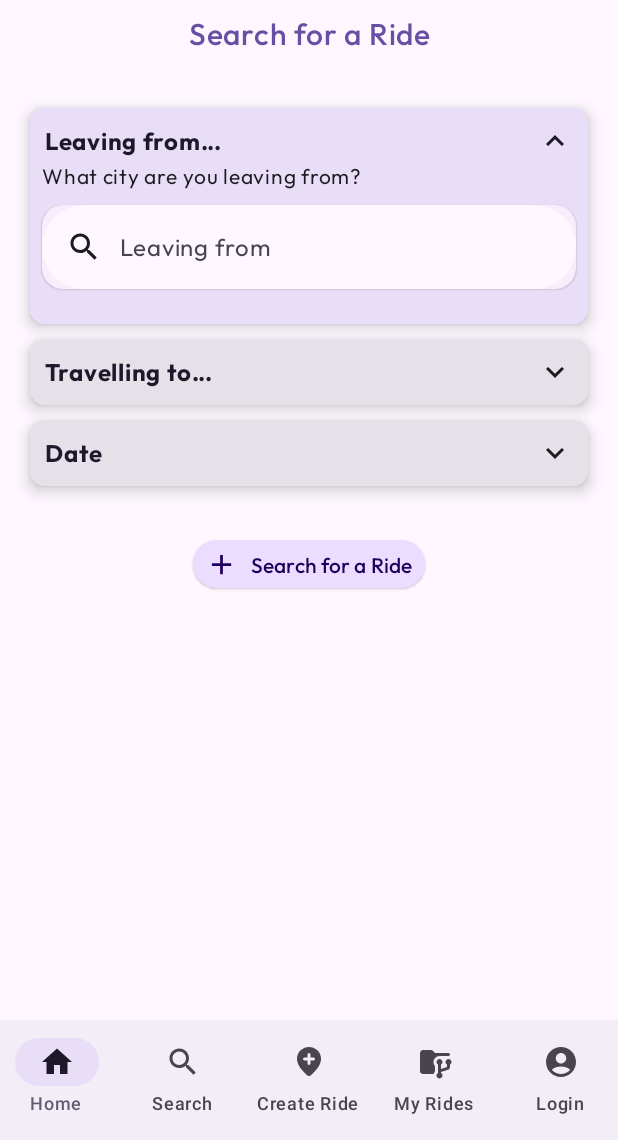
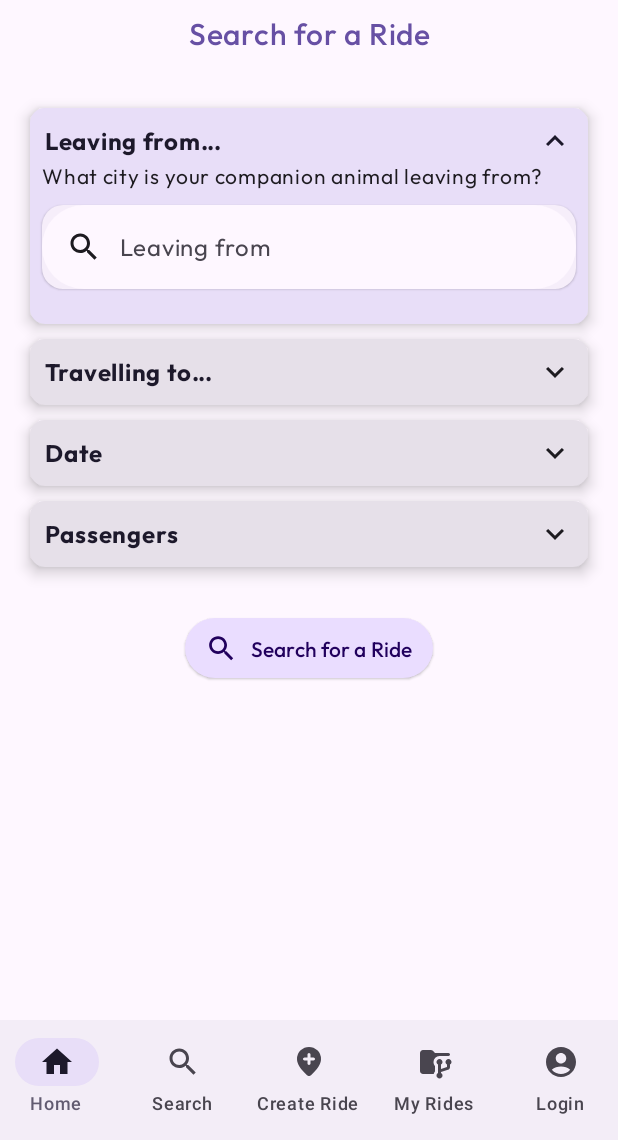
Before and after one commit to timos-komni/CarPaw, an Android app built with Jetpack Compose: the SearchScreen screen opened through its navigation route, on a phone screen of 412 x 824 dp, the part 96-1236 px from its top. Run offline under Robolectric (Android 15) with nearby library versions, the light colour scheme and no system bars.

Commit message:
Add Passengers on search screen

```diff
--- a/app/build.gradle.kts
+++ b/app/build.gradle.kts
@@ -84,6 +84,7 @@ dependencies {
     implementation("com.maxkeppeler.sheets-compose-dialogs:clock:1.3.0")
     implementation(libs.androidx.compose.runtime.livedata)
     implementation(libs.androidx.fragment.ktx)
+    implementation(libs.androidx.ui.test.android)
     testImplementation(libs.junit)
     androidTestImplementation(libs.androidx.junit)
     androidTestImplementation(libs.androidx.espresso.core)
--- /dev/null
+++ b/app/src/main/java/com/timkom/carpaw/data/model/CompanionAnimalItem.kt
@@ -0,0 +1,9 @@
+package com.timkom.carpaw.data.model
+
+
+data class CompanionAnimalItem(
+    val icon: Int,
+    val name: String,
+    val description: String,
+    var count: Int = 0 // Track the count of each animal kind
+)
--- a/app/src/main/java/com/timkom/carpaw/ui/components/buttons/ElevatedIconButton.kt
+++ b/app/src/main/java/com/timkom/carpaw/ui/components/buttons/ElevatedIconButton.kt
@@ -33,12 +33,12 @@ fun ElevatedIconButton(
 ) {
     ElevatedButton(
         contentPadding = PaddingValues(horizontal =  8.dp, vertical = 4.dp),
-        shape = RoundedCornerShape(100.dp),
+        shape = RoundedCornerShape(20.dp),
         colors = ButtonDefaults.elevatedButtonColors().copy(
             containerColor = MaterialTheme.colorScheme.primaryContainer,
             contentColor = MaterialTheme.colorScheme.onPrimaryContainer
         ),
-        modifier = modifier.requiredHeight(32.dp),
+        modifier = modifier.requiredWidth(165.dp),
         onClick = onClick
     ) {
         Row(
--- a/app/src/main/java/com/timkom/carpaw/ui/components/cards/InfoCard.kt
+++ b/app/src/main/java/com/timkom/carpaw/ui/components/cards/InfoCard.kt
@@ -18,6 +18,7 @@ import androidx.compose.material3.Text
 import androidx.compose.runtime.Composable
 import androidx.compose.ui.Alignment
 import androidx.compose.ui.Modifier
+import androidx.compose.ui.graphics.ColorFilter
 import androidx.compose.ui.res.painterResource
 import androidx.compose.ui.res.stringResource
 import androidx.compose.ui.text.font.Font
@@ -62,6 +63,7 @@ fun InfoCard(
             Image(
                 painter = painterResource(id = spec.icon),
                 contentDescription = stringResource(R.string.decorative_icon),
+                colorFilter = ColorFilter.tint(MaterialTheme.colorScheme.onSecondaryContainer),
                 modifier = Modifier
                     .align(Alignment.CenterHorizontally)
                     .requiredWidth(width = 32.dp)
--- a/app/src/main/java/com/timkom/carpaw/ui/content/SearchContentList.kt
+++ b/app/src/main/java/com/timkom/carpaw/ui/content/SearchContentList.kt
@@ -13,10 +13,10 @@ enum class SearchContentType : Content.ContentType<SearchContentType> {
 fun searchContentList(): List<Content<SearchContentType>> {
     return listOf(
         Content(0, SearchContentType.STARTING_POINT, R.string.leaving_from__title,
-            R.string.search_departure__placeholder, R.string.search_departure__label,
+            R.string.search_departure__placeholder, R.string.search_departure_for_animal__label,
             0,0),
         Content(1, SearchContentType.DESTINATION, R.string.travelling_to__title,
-            R.string.search_destination__placeholder, R.string.search_destination__label,
+            R.string.search_destination__placeholder, R.string.search_destination_for_animal__label,
             0,0)
     )
 }
--- /dev/null
+++ b/app/src/main/java/com/timkom/carpaw/ui/content/getCompanionAnimals.kt
@@ -0,0 +1,15 @@
+package com.timkom.carpaw.ui.content
+
+import com.timkom.carpaw.R
+import com.timkom.carpaw.data.model.CompanionAnimalItem
+
+fun getCompanionAnimals(): List<CompanionAnimalItem> {
+    return listOf(
+        CompanionAnimalItem(R.drawable.cat_icon, "Cat", ""),
+        CompanionAnimalItem(R.drawable.dog_icon, "Small dog", "(up to 10 kg)"),
+        CompanionAnimalItem(R.drawable.dog_icon, "Medium dog", "(10 – 26 kg)"),
+        CompanionAnimalItem(R.drawable.dog_icon, "Big dog", "(27 – 45 kg)"),
+        CompanionAnimalItem(R.drawable.small_mammal_icon, "Small mammal", ""),
+        CompanionAnimalItem(R.drawable.bird_icon, "Bird", "")
+    )
+}
--- a/app/src/main/java/com/timkom/carpaw/ui/screens/createRide/CreateRideScreen.kt
+++ b/app/src/main/java/com/timkom/carpaw/ui/screens/createRide/CreateRideScreen.kt
@@ -86,8 +86,7 @@ fun CreateRideScreen(
                         )
                     }
                 )
-            }
-        }
+                Spacer(modifier = Modifier.size(30.dp))
                 Column(
                     horizontalAlignment = Alignment.CenterHorizontally,
                     modifier = modifier
@@ -102,6 +101,8 @@ fun CreateRideScreen(
                 }
             }
         }
+    }
+}
 
 @Preview(showBackground = true)
 @Composable
--- a/app/src/main/java/com/timkom/carpaw/ui/screens/searchRide/SearchScreen.kt
+++ b/app/src/main/java/com/timkom/carpaw/ui/screens/searchRide/SearchScreen.kt
@@ -11,7 +11,7 @@ import androidx.compose.foundation.layout.size
 import androidx.compose.foundation.lazy.LazyColumn
 import androidx.compose.foundation.lazy.items
 import androidx.compose.material.icons.Icons
-import androidx.compose.material.icons.filled.Add
+import androidx.compose.material.icons.filled.Search
 import androidx.compose.material3.MaterialTheme
 import androidx.compose.runtime.Composable
 import androidx.compose.ui.Alignment
@@ -25,6 +25,7 @@ import com.timkom.carpaw.ui.content.SearchScreenContent
 import com.timkom.carpaw.ui.content.searchContentList
 import com.timkom.carpaw.ui.theme.CarPawTheme
 import androidx.lifecycle.viewmodel.compose.viewModel
+import com.timkom.carpaw.ui.content.CompanionAnimalList
 import com.timkom.carpaw.ui.components.buttons.ElevatedIconButton
 import com.timkom.carpaw.ui.content.DatePickerContent
 import com.timkom.carpaw.ui.content.SearchContentType
@@ -85,9 +86,17 @@ fun SearchScreen(
                         )
                     }
                 )
-            }
+                Spacer(modifier = Modifier.size(10.dp))
+                ExpandableCard(
+                    title = R.string.passengers__title,
+                    expanded = viewModel.expandedItem.intValue == 3,
+                    onClickExpanded = { viewModel.onItemClick(3) },
+                    content = {
+                        CompanionAnimalList(viewModel = viewModel)
 
                     }
+                )
+                Spacer(modifier = Modifier.size(30.dp))
                 Column(
                     horizontalAlignment = Alignment.CenterHorizontally,
                     modifier = modifier
@@ -95,10 +104,16 @@ fun SearchScreen(
                 ) {
                     ElevatedIconButton(
                         title = R.string.search_ride__title,
-                icon = Either.Left(Icons.Default.Add)
+                        icon = Either.Left(Icons.Default.Search)
                     ) {
                         // TODO
                     }
+                }
+
+            }
+
+
+
         }
 
     }
--- /dev/null
+++ b/app/src/main/res/drawable/bird_icon.xml
@@ -0,0 +1,23 @@
+<vector xmlns:android="http://schemas.android.com/apk/res/android"
+    android:width="256dp"
+    android:height="256dp"
+    android:viewportWidth="256"
+    android:viewportHeight="256">
+  <path
+      android:fillColor="#FF000000"
+      android:pathData="M164,68m-12,0a12,12 0,1 1,24 0a12,12 0,1 1,-24 0"/>
+  <path
+      android:pathData="M120,136L80,184"
+      android:strokeLineJoin="round"
+      android:strokeWidth="16"
+      android:fillColor="#00000000"
+      android:strokeColor="#000"
+      android:strokeLineCap="round"/>
+  <path
+      android:pathData="M208,96v24a96,96 0,0 1,-96 96H8L104,96V76A52,52 0,0 1,206.3 62.9L232,80Z"
+      android:strokeLineJoin="round"
+      android:strokeWidth="16"
+      android:fillColor="#00000000"
+      android:strokeColor="#000"
+      android:strokeLineCap="round"/>
+</vector>
--- /dev/null
+++ b/app/src/main/res/drawable/cat_icon.xml
@@ -0,0 +1,54 @@
+<vector xmlns:android="http://schemas.android.com/apk/res/android"
+    android:width="256dp"
+    android:height="256dp"
+    android:viewportWidth="256"
+    android:viewportHeight="256">
+  <path
+      android:pathData="M128,192L128,224"
+      android:strokeLineJoin="round"
+      android:strokeWidth="16"
+      android:fillColor="#00000000"
+      android:strokeColor="#000"
+      android:strokeLineCap="round"/>
+  <path
+      android:fillColor="#FF000000"
+      android:pathData="M84,140m-12,0a12,12 0,1 1,24 0a12,12 0,1 1,-24 0"/>
+  <path
+      android:fillColor="#FF000000"
+      android:pathData="M172,140m-12,0a12,12 0,1 1,24 0a12,12 0,1 1,-24 0"/>
+  <path
+      android:pathData="M128,48L128,88"
+      android:strokeLineJoin="round"
+      android:strokeWidth="16"
+      android:fillColor="#00000000"
+      android:strokeColor="#000"
+      android:strokeLineCap="round"/>
+  <path
+      android:pathData="M144,176l-16,16l-16,-16"
+      android:strokeLineJoin="round"
+      android:strokeWidth="16"
+      android:fillColor="#00000000"
+      android:strokeColor="#000"
+      android:strokeLineCap="round"/>
+  <path
+      android:pathData="M96,53L96,88"
+      android:strokeLineJoin="round"
+      android:strokeWidth="16"
+      android:fillColor="#00000000"
+      android:strokeColor="#000"
+      android:strokeLineCap="round"/>
+  <path
+      android:pathData="M160,53L160,88"
+      android:strokeLineJoin="round"
+      android:strokeWidth="16"
+      android:fillColor="#00000000"
+      android:strokeColor="#000"
+      android:strokeLineCap="round"/>
+  <path
+      android:pathData="M32,136V51.3a8,8 0,0 1,13.7 -5.6L67.6,67.6h0A100.8,100.8 0,0 1,128 48a100.8,100.8 0,0 1,60.4 19.6h0l21.9,-21.9A8,8 0,0 1,224 51.3V136c0,48.6 -43,88 -96,88S32,184.6 32,136Z"
+      android:strokeLineJoin="round"
+      android:strokeWidth="16"
+      android:fillColor="#00000000"
+      android:strokeColor="#000"
+      android:strokeLineCap="round"/>
+</vector>
--- /dev/null
+++ b/app/src/main/res/drawable/dog_icon.xml
@@ -0,0 +1,54 @@
+<vector xmlns:android="http://schemas.android.com/apk/res/android"
+    android:width="256dp"
+    android:height="256dp"
+    android:viewportWidth="256"
+    android:viewportHeight="256">
+  <path
+      android:pathData="M128,192L128,216"
+      android:strokeLineJoin="round"
+      android:strokeWidth="12"
+      android:fillColor="#00000000"
+      android:strokeColor="#000"
+      android:strokeLineCap="round"/>
+  <path
+      android:fillColor="#FF000000"
+      android:pathData="M92,140m-10,0a10,10 0,1 1,20 0a10,10 0,1 1,-20 0"/>
+  <path
+      android:fillColor="#FF000000"
+      android:pathData="M164,140m-10,0a10,10 0,1 1,20 0a10,10 0,1 1,-20 0"/>
+  <path
+      android:pathData="M144,176l-16,16l-16,-16"
+      android:strokeLineJoin="round"
+      android:strokeWidth="12"
+      android:fillColor="#00000000"
+      android:strokeColor="#000"
+      android:strokeLineCap="round"/>
+  <path
+      android:pathData="M152,48l55.8,-13.9a8,8 0,0 1,9.8 6.2L234,127.9c1.5,8.2 -9,13 -14.2,6.4Z"
+      android:strokeLineJoin="round"
+      android:strokeWidth="12"
+      android:fillColor="#00000000"
+      android:strokeColor="#000"
+      android:strokeLineCap="round"/>
+  <path
+      android:pathData="M104,48 L48.2,34.1a8,8 0,0 0,-9.8 6.2L22,127.9c-1.5,8.2 9,13 14.2,6.4Z"
+      android:strokeLineJoin="round"
+      android:strokeWidth="12"
+      android:fillColor="#00000000"
+      android:strokeColor="#000"
+      android:strokeLineCap="round"/>
+  <path
+      android:pathData="M104,48L152,48"
+      android:strokeLineJoin="round"
+      android:strokeWidth="12"
+      android:fillColor="#00000000"
+      android:strokeColor="#000"
+      android:strokeLineCap="round"/>
+  <path
+      android:pathData="M208,119.3V184a32,32 0,0 1,-32 32H80a32,32 0,0 1,-32 -32V119.3"
+      android:strokeLineJoin="round"
+      android:strokeWidth="12"
+      android:fillColor="#00000000"
+      android:strokeColor="#000"
+      android:strokeLineCap="round"/>
+</vector>
--- /dev/null
+++ b/app/src/main/res/drawable/small_mammal_icon.xml
@@ -0,0 +1,9 @@
+<vector xmlns:android="http://schemas.android.com/apk/res/android"
+    android:width="20dp"
+    android:height="20dp"
+    android:viewportWidth="20"
+    android:viewportHeight="20">
+  <path
+      android:pathData="M10.512,15.011H12.635C13.54,15.011 14.312,14.443 14.616,13.644C15.499,13.714 16.407,13.41 17.082,12.732C18.306,11.505 18.306,9.515 17.082,8.287L12.863,4.075C12.271,3.481 11.311,3.481 10.719,4.075C10.128,4.668 10.128,5.629 10.719,6.222L12.061,7.552C11.938,7.715 11.837,7.886 11.754,8.043C11.578,8.017 11.399,8.003 11.216,8.003H7.541C7.212,8.003 6.894,8.047 6.592,8.131C6.146,7.45 5.375,7 4.5,7C3.119,7 2,8.119 2,9.5C2,10.71 2.859,11.718 4,11.95V12.884C4,14.057 4.948,15.011 6.122,15.011H10.506L10.509,15.011L10.512,15.011ZM12.155,4.781L12.156,4.782L16.375,8.994C17.209,9.831 17.208,11.189 16.374,12.026C15.828,12.574 15.061,12.763 14.361,12.593L13.812,12.46L13.747,13.021C13.681,13.58 13.207,14.011 12.635,14.011H11.009V13.911C11.009,12.784 9.989,12 8.887,12H7.5C7.224,12 7,12.224 7,12.5C7,12.776 7.224,13 7.5,13H8.887C9.576,13 10.009,13.465 10.009,13.911V14.011H6.122C5.504,14.011 5,13.508 5,12.884V11.553C5,10.143 6.139,9.003 7.541,9.003H11.216C11.454,9.003 11.684,9.035 11.902,9.097L12.325,9.215L12.497,8.812C12.608,8.552 12.762,8.244 12.969,8.024L13.472,7.542L11.427,5.516L11.426,5.515C11.225,5.312 11.225,4.984 11.427,4.781C11.628,4.579 11.954,4.579 12.155,4.781ZM5.657,8.546C4.828,9.069 4.23,9.929 4.054,10.933C3.443,10.743 3,10.173 3,9.5C3,8.672 3.672,8 4.5,8C4.966,8 5.382,8.212 5.657,8.546Z"
+      android:fillColor="#212121"/>
+</vector>
--- a/app/src/main/res/values/strings.xml
+++ b/app/src/main/res/values/strings.xml
@@ -36,21 +36,29 @@
     <string name="travelling_to__title">Travelling to…</string>
     <string name="date_time__title">Date and Time</string>
     <string name="date__title">Date </string>
-    <string name="companion_animal__title">Companion animal</string>
+    <string name="passengers__title">Passengers</string>
     <string name="set_price__title">Set the price</string>
 
     <!-- SearchBar -->
     <string name="search_departure__placeholder">Leaving from</string>
     <string name="search_departure__label">What city are you leaving from?</string>
+    <string name="search_departure_for_animal__label">What city is your companion animal leaving from?</string>
+
     <string name="search_destination__placeholder">Travelling to</string>
     <string name="search_destination__label">What city are you traveling to?</string>
+    <string name="search_destination_for_animal__label">What city is your companion animal traveling to?</string>
+
     <string name="pickup_address__placeholder">Pickup Address</string>
     <string name="pickup_address__label"> What is the exact place where you want to pick up the companion animal?</string>
     <string name="drop_off_address__placeholder">Drop off Address</string>
     <string name="drop_off_address__label">What is the exact place where you want to drop off the companion animal?</string>
+
+    <!-- Date Picker -->
     <string name="select_date__label">What day are you planning to travel?</string>
     <string name="select_date_for_animal__label">What day is your companion animal travelling?</string>
 
+    <!-- Add Companion Animal -->
+    <string name="add_companion_animal__label">Who are travelling?</string>
 
 
 </resources>
--- a/gradle/libs.versions.toml
+++ b/gradle/libs.versions.toml
@@ -16,6 +16,7 @@ navigationCompose = "2.7.7"
 pagerIndicators = "0.34.0"
 places = "3.5.0"
 fragmentKtx = "1.7.1"
+uiTestAndroid = "1.6.7"
 
 [libraries]
 androidx-core-ktx = { group = "androidx.core", name = "core-ktx", version.ref = "coreKtx" }
@@ -43,6 +44,7 @@ google-accompanist-pager-indicators = { group = "com.google.accompanist", name =
 kotlin-bom = { group = "org.jetbrains.kotlin", name = "kotlin-bom", version.ref = "kotlin" }
 google-android-libraries-places = { group = "com.google.android.libraries.places", name = "places", version.ref = "places" }
 androidx-fragment-ktx = { group = "androidx.fragment", name = "fragment-ktx", version.ref = "fragmentKtx" }
+androidx-ui-test-android = { group = "androidx.compose.ui", name = "ui-test-android", version.ref = "uiTestAndroid" }
 
 [plugins]
 android-application = { id = "com.android.application", version.ref = "agp" }
```
Also changed, not shown: app/src/main/java/com/timkom/carpaw/ui/content/CompanionAnimalListContent.kt (added, +146 -0 lines), app/src/main/java/com/timkom/carpaw/ui/screens/searchRide/SearchRideViewModel.kt (+20 -0 lines), app/src/main/res/drawable/remove_icon.xml (added, +9 -0 lines). Lines whose indentation alone changed are shown as unchanged.
